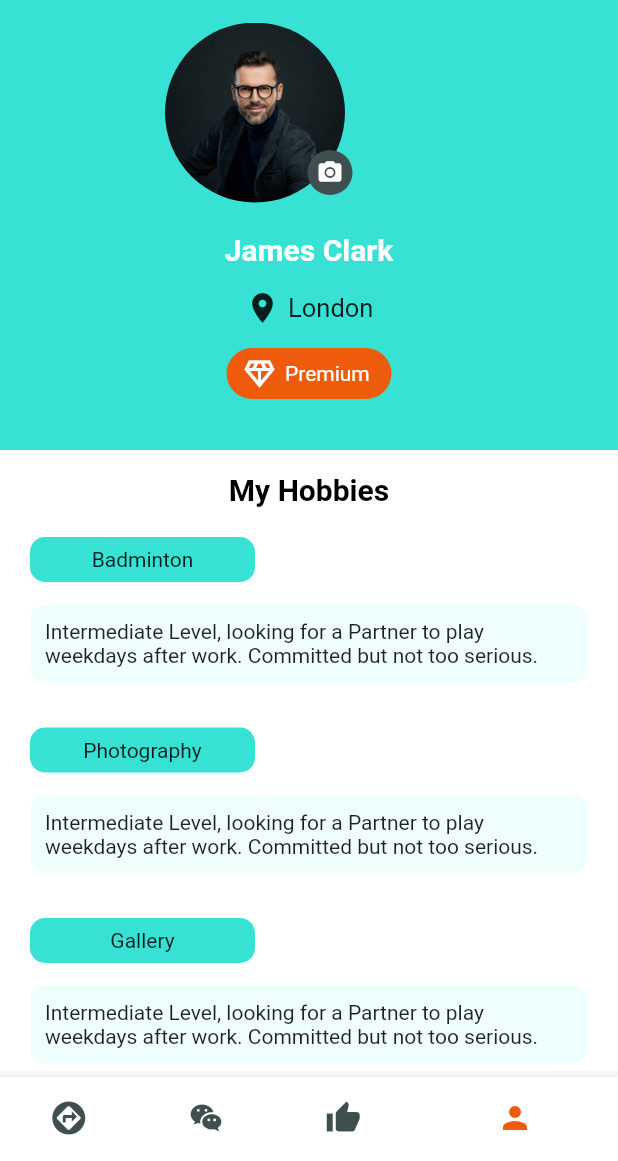
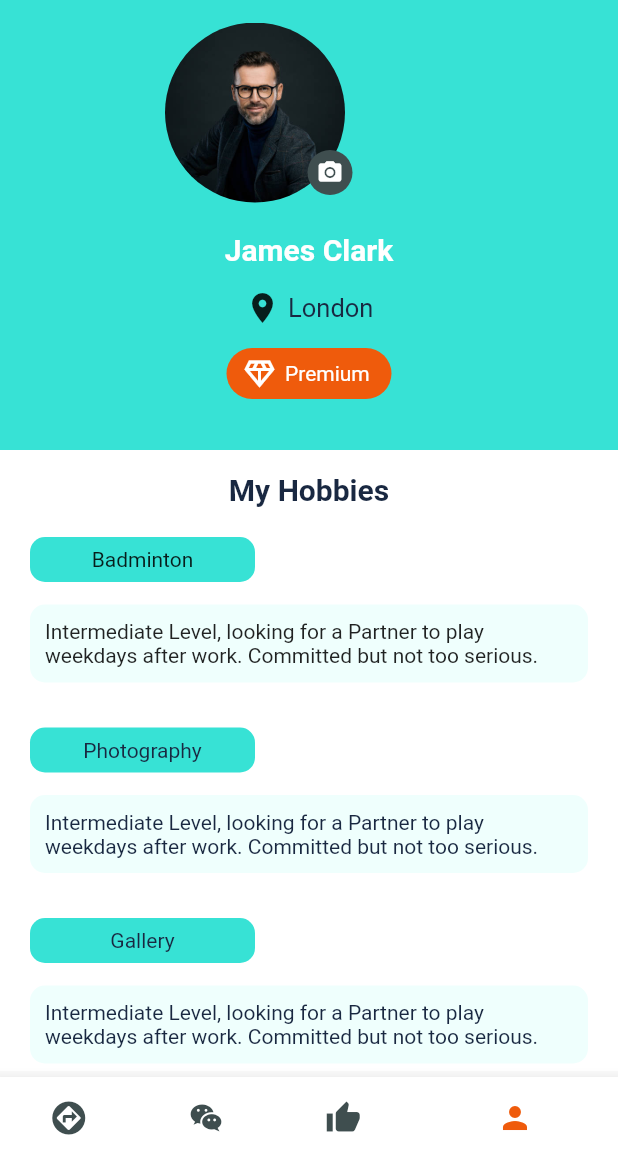
Before and after one commit to ErGaurav8305706255/design_premium_account, a Flutter app: the screen it shows after launch, item 4 of the bottom bar chosen, on a phone screen of 412 x 824 dp, the part 75-1236 px from its top. Run offline on Flutter 3.47's test engine with Material 2 defaults, Android fonts, the phone set to English and light mode, and no system bars; missing offline and left inert: clippy_flutter.

```diff
--- a/lib/bottom_navigation.dart
+++ b/lib/bottom_navigation.dart
@@ -60,7 +60,7 @@ class _BottomNavigationScreenState extends State<BottomNavigationScreen> {
           ),
         ],
         currentIndex: _selectedIndex,
-        selectedItemColor: ColorConstant.button_color,
+        selectedItemColor: ColorConstant.buttonColor,
         unselectedItemColor: ColorConstant.gray,
         onTap: _onItemTapped,
       ),
--- a/lib/chat_screen.dart
+++ b/lib/chat_screen.dart
@@ -13,6 +13,7 @@ class _ChatScreenState extends State<ChatScreen> {
       child: Center(
           child: Text('Comming Soon',
             style: TextStyle(
+              fontSize: 25,
                 fontWeight: FontWeight.bold
       ),)),
     );
--- a/lib/constant/color_constant.dart
+++ b/lib/constant/color_constant.dart
@@ -1,14 +1,14 @@
-import 'package:flutter/cupertino.dart';
 import 'package:flutter/material.dart';
 
 class ColorConstant{
 static Color white = const Color(0xFFFFFFFF);
 static Color black = const Color(0xFF000000);
-static Color container_color = const Color(0xFF37E2D5);
-static Color light_container_color = const Color(0xFFEFFFFD);
-static Color button_color = const Color(0xFFEF5B0C);
+static Color containerColor = const Color(0xFF37E2D5);
+static Color lightContainerColor = const Color(0xFFEFFFFD);
+static Color buttonColor = const Color(0xFFEF5B0C);
 static Color gray = const Color(0xFF3F4E4F);
 static Color transparent =  Colors.transparent;
-static Color light_gray =  Colors.grey;
+static Color lightGray =  Colors.grey;
 static Color navy = const Color(0xFF003865);
+static Color textColor = const Color(0xFF192841);
 }
--- /dev/null
+++ b/lib/constant/image_constant.dart
@@ -0,0 +1,6 @@
+class ImageConstant {
+  static const base = 'assets/icons';
+
+  static const String person = '$base/person.jpg';
+  static const String empty = '$base/empty.png';
+}
--- a/lib/constant/string_constant.dart
+++ b/lib/constant/string_constant.dart
@@ -1,11 +1,11 @@
 import 'dart:core';
 
 class StringConstant{
-static String my_profile = "My Profile";
-static String james_clark = "James Clark";
+static String myProfile = "My Profile";
+static String jamesClark = "James Clark";
 static String premium = "Premium";
 static String london = "London";
-static String my_hobbies = "My Hobbies";
+static String myHobbies = "My Hobbies";
 static String badminton = "Badminton";
 static String intermediate = "Intermediate Level, looking for a Partner to play weekdays after work. Committed but not too serious.";
 static String photography = "Photography";
@@ -13,9 +13,9 @@ static String gallery = "Gallery";
 static String save = "Save";
 static String information = "Information";
 static String hobbies = "Hobbies";
-static String search_setting = "Search Setting";
-static String privacy_policy = "Privacy Policy";
-static String log_out = "LOG OUT";
+static String searchSetting = "Search Setting";
+static String privacyPolicy = "Privacy Policy";
+static String logOut = "LOG OUT";
 static String gender = "Gender";
 static String male = "Male";
 static String female = "Female";
@@ -25,7 +25,7 @@ static String age = "Age";
 static String apply = "Apply";
 static String name = "Name";
 static String dob = "Date of birth";
-static String add_new_hobbies = "+ ADD NEW HOBBY";
-static String you_have_1_hobby = "You Have 1 Hobby";
+static String addNewHobbies = "+ ADD NEW HOBBY";
+static String youHave1Hobby = "You Have 1 Hobby";
 
 }
--- a/lib/home_screen.dart
+++ b/lib/home_screen.dart
@@ -10,8 +10,9 @@ class _HomeScreenState extends State<HomeScreen> {
   @override
   Widget build(BuildContext context) {
     return Container(
-      child: Center(child: Text('Comming soon',style: TextStyle(
-        fontWeight: FontWeight.bold
+      child: Center(child: Text('Comming soon',
+        style: TextStyle(
+            fontWeight: FontWeight.bold
       ),)),
     );
   }
--- a/lib/profile_screen.dart
+++ b/lib/profile_screen.dart
@@ -3,7 +3,9 @@ import 'package:design_premium_account/constant/color_constant.dart';
 import 'package:design_premium_account/constant/string_constant.dart';
 import 'package:flutter/cupertino.dart';
 import 'package:flutter/material.dart';
+import 'constant/image_constant.dart';
 import 'gallery_screen.dart';
+import 'main_profile_screen.dart';
 class ProfileScreen extends StatefulWidget {
   const ProfileScreen({Key? key}) : super(key: key);
 
@@ -31,9 +33,9 @@ class _ProfileScreenState extends State<ProfileScreen> {
                     children: [
                       SizedBox(height: 360),
                       Center(
-                          child: Text(StringConstant.my_hobbies,
+                          child: Text(StringConstant.myHobbies,
                             style: TextStyle(
-                                color: ColorConstant.black,
+                                color: ColorConstant.textColor,
                                 fontSize: 20,
                                 fontWeight: FontWeight.bold
                       ),)),
@@ -41,7 +43,7 @@ class _ProfileScreenState extends State<ProfileScreen> {
                       Container(
                         height: 30,width: 150,
                           decoration: BoxDecoration(
-                              color: ColorConstant.container_color,
+                              color: ColorConstant.containerColor,
                               borderRadius: BorderRadius.circular(10)
                           ),
                           child: Center(child: Text(StringConstant.badminton))),
@@ -50,41 +52,56 @@ class _ProfileScreenState extends State<ProfileScreen> {
                         padding: EdgeInsets.all(10),
                         decoration: BoxDecoration(
                           borderRadius: BorderRadius.circular(10),
-                          color: ColorConstant.light_container_color
+                          color: ColorConstant.lightContainerColor
                         ),
                           child: Text(StringConstant.intermediate)),
                       SizedBox(height: 30),
                       Container(
                           height: 30,width: 150,
                         decoration: BoxDecoration(
-                          color: ColorConstant.container_color,
+                          color: ColorConstant.containerColor,
                           borderRadius: BorderRadius.circular(10)
                         ),
-                          child: Center(child: Text(StringConstant.photography))),
+                          child: Center(child: Text(StringConstant.photography,
+                            style: TextStyle(
+                              color: ColorConstant.textColor,
+                          ),))),
                       SizedBox(height: 15),
                       Container(
                           padding: EdgeInsets.all(10),
                           decoration: BoxDecoration(
                               borderRadius: BorderRadius.circular(10),
-                              color: ColorConstant.light_container_color
+                              color: ColorConstant.lightContainerColor
                           ),
-                          child: Text(StringConstant.intermediate)),
+                          child: Text(StringConstant.intermediate,
+                          style: TextStyle(
+                            color: ColorConstant.textColor,
+                          ),
+                          )),
                       SizedBox(height: 30),
                       Container(
                           height: 30,width: 150,
                           decoration: BoxDecoration(
-                              color: ColorConstant.container_color,
+                              color: ColorConstant.containerColor,
                               borderRadius: BorderRadius.circular(10)
                           ),
-                          child: Center(child: Text(StringConstant.gallery))),
+                          child: Center(child: Text(StringConstant.gallery,
+                          style: TextStyle(
+                            color: ColorConstant.textColor,
+                          ),
+                          ))),
                       SizedBox(height: 15),
                       Container(
                           padding: EdgeInsets.all(10),
                           decoration: BoxDecoration(
                               borderRadius: BorderRadius.circular(10),
-                              color: ColorConstant.light_container_color
+                              color: ColorConstant.lightContainerColor
                           ),
-                          child: Text(StringConstant.intermediate)),
+                          child: Text(StringConstant.intermediate,
+                          style: TextStyle(
+                            color: ColorConstant.textColor,
+                          ),
+                          )),
                     ],
                   ),
                 ),
@@ -96,23 +113,26 @@ class _ProfileScreenState extends State<ProfileScreen> {
                     padding: EdgeInsets.symmetric(horizontal: 20,vertical: 20),
                     height: 350,
                     decoration: BoxDecoration(
-                      color: ColorConstant.container_color,
+                      color: ColorConstant.containerColor,
                     ),
                     child: Column(
                       crossAxisAlignment: CrossAxisAlignment.center,
                       children: [
                         Row(
                           children: [
-                            Text(StringConstant.my_profile,style: TextStyle(
+                            Text(StringConstant.myProfile,style: TextStyle(
                               fontSize: 18,
                                 fontWeight: FontWeight.bold
                             )),
                             Spacer(),
-                            Icon(Icons.apps,size: 35,)
+                            InkWell(onTap: () {
+                              Navigator.push(context, MaterialPageRoute(builder: (context) => MainProfileScreen()));
+                            },
+                                child: Icon(Icons.apps,size: 35,))
                           ],
                         ),
                         SizedBox(height: 150),
-                        Text(StringConstant.james_clark,
+                        Text(StringConstant.jamesClark,
                             style: TextStyle(
                           color: ColorConstant.white,
                                 fontSize: 20,
@@ -123,8 +143,10 @@ class _ProfileScreenState extends State<ProfileScreen> {
                           children: [
                             Icon(Icons.location_on),
                             SizedBox(width: 5),
-                            Text(StringConstant.london,style: TextStyle(
-                              fontSize: 17
+                            Text(StringConstant.london,
+                                style: TextStyle(
+                                  fontSize: 17,
+                                  color: ColorConstant.textColor,
                             )),
                           ],
                         ),
@@ -133,7 +155,7 @@ class _ProfileScreenState extends State<ProfileScreen> {
                             width: 110,
                             padding: EdgeInsets.symmetric(horizontal: 10,vertical: 5),
                             decoration: BoxDecoration(
-                                color: ColorConstant.button_color,
+                                color: ColorConstant.buttonColor,
                                 borderRadius: BorderRadius.circular(20)
                             ),
                             child: Row(
@@ -154,7 +176,7 @@ class _ProfileScreenState extends State<ProfileScreen> {
                     left: 110,
                     child: ClipRRect(
                         borderRadius: BorderRadius.circular(80),
-                        child: Image.asset('assets/person.jpg',
+                        child: Image.asset(ImageConstant.person,
                             fit: BoxFit.cover,
                             width: 120,
                             height: 120))
--- a/pubspec.yaml
+++ b/pubspec.yaml
@@ -62,7 +62,7 @@ flutter:
 
   # To add assets to your application, add an assets section, like this:
   assets:
-     - assets/
+     - assets/icons/
   #   - images/a_dot_ham.jpeg
 
   # An image asset can refer to one or more resolution-specific "variants", see
```
Also changed, not shown: lib/gallery_screen.dart (+14 -8 lines), lib/hobbies_screen.dart (+22 -13 lines), lib/infirmation_screen.dart (+22 -14 lines), lib/main_profile_screen.dart (renamed from lib/my_profile_screen.dart, +18 -14 lines), lib/motivational_screen.dart (+12 -4 lines), lib/search_setting_screen.dart (+47 -33 lines), assets/icons/empty.png (renamed from assets/empty.png), assets/icons/person.jpg (renamed from assets/person.jpg).
